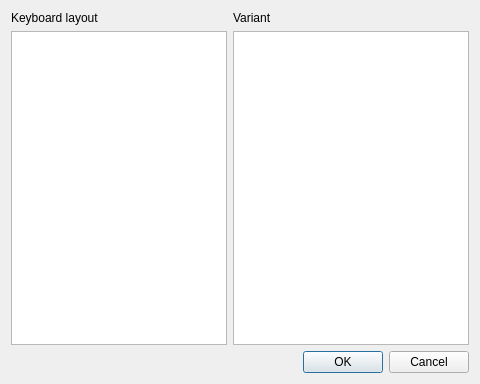
Old version of the form sway_input_config/ui/selectlayout.ui in the repository Sunderland93/sway-input-config.
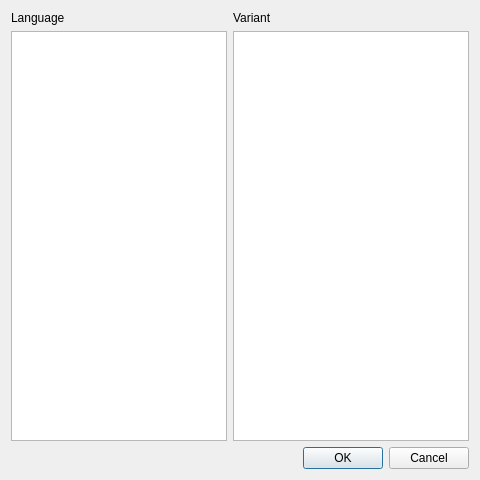
New version of the form.

Commit message: Fully functional layout/variant widget

Patch:
```diff
--- a/sway_input_config/ui/selectlayout.ui
+++ b/sway_input_config/ui/selectlayout.ui
@@ -7,9 +7,21 @@
     <x>0</x>
     <y>0</y>
     <width>480</width>
-    <height>384</height>
+    <height>480</height>
    </rect>
   </property>
+  <property name="minimumSize">
+   <size>
+    <width>480</width>
+    <height>480</height>
+   </size>
+  </property>
+  <property name="maximumSize">
+   <size>
+    <width>480</width>
+    <height>480</height>
+   </size>
+  </property>
   <property name="windowTitle">
    <string>Select a keyboard layout</string>
   </property>
@@ -17,7 +29,7 @@
    <item row="0" column="0">
     <widget class="QLabel" name="label">
      <property name="text">
-      <string>Keyboard layout</string>
+      <string>Language</string>
      </property>
     </widget>
    </item>
```
The commit also changes 7 other files.
